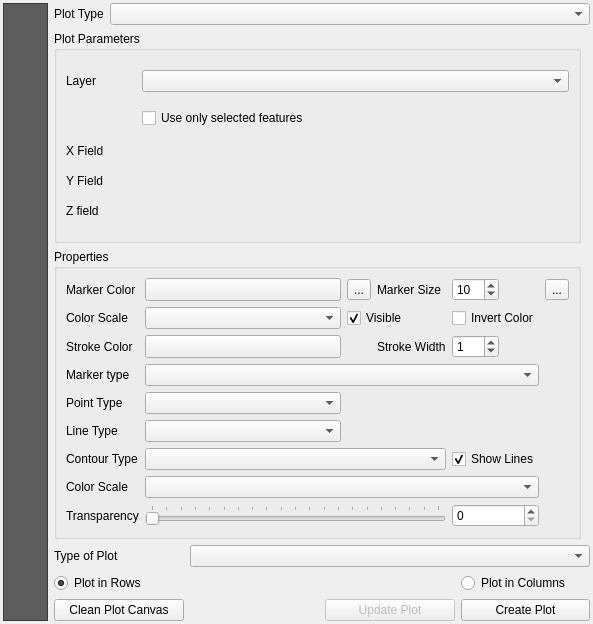
First picture: the form in ui/dataplotly_dockwidget_base.ui, repository ghtmtt/DataPlotly, before the edit.
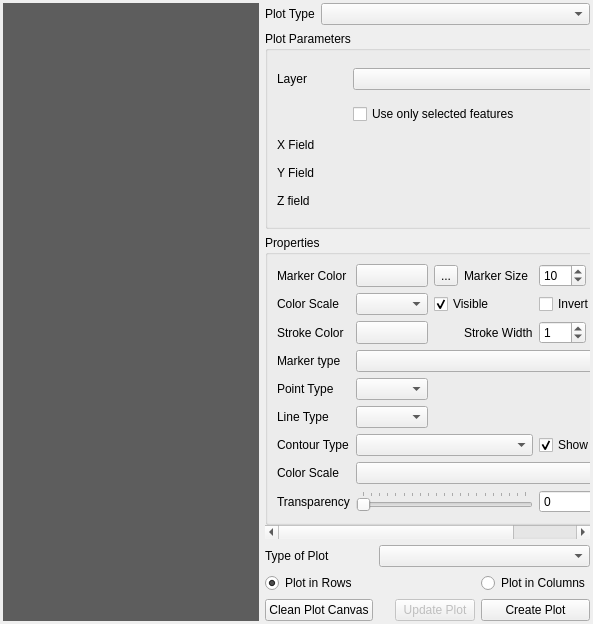
Second picture: the form after the edit. Custom widgets are drawn as their Qt base class.

Commit message: Unify appearance of sidebar with layer styling dock

Diff of the .ui file:
```diff
--- a/ui/dataplotly_dockwidget_base.ui
+++ b/ui/dataplotly_dockwidget_base.ui
@@ -14,7 +14,7 @@
    <string>DataPlotly</string>
   </property>
   <widget class="QWidget" name="dockWidgetContents">
-   <layout class="QGridLayout" name="gridLayout_8">
+   <layout class="QGridLayout" name="gridLayout_8" columnstretch="0,1">
     <property name="leftMargin">
      <number>3</number>
     </property>
@@ -28,28 +28,49 @@
      <number>3</number>
     </property>
     <item row="0" column="0">
+     <widget class="QFrame" name="frame">
+      <property name="styleSheet">
+       <string notr="true">QFrame{ background-color: rgb(69, 69, 69, 220) }</string>
+      </property>
+      <property name="frameShape">
+       <enum>QFrame::NoFrame</enum>
+      </property>
+      <property name="frameShadow">
+       <enum>QFrame::Raised</enum>
+      </property>
+      <layout class="QVBoxLayout" name="verticalLayout">
+       <property name="spacing">
+        <number>0</number>
+       </property>
+       <property name="leftMargin">
+        <number>0</number>
+       </property>
+       <property name="topMargin">
+        <number>0</number>
+       </property>
+       <property name="rightMargin">
+        <number>0</number>
+       </property>
+       <property name="bottomMargin">
+        <number>0</number>
+       </property>
+       <item>
      <widget class="QListWidget" name="listWidget">
       <property name="sizePolicy">
-       <sizepolicy hsizetype="Expanding" vsizetype="Expanding">
+          <sizepolicy hsizetype="Fixed" vsizetype="Expanding">
         <horstretch>0</horstretch>
         <verstretch>0</verstretch>
        </sizepolicy>
       </property>
       <property name="minimumSize">
        <size>
-        <width>0</width>
+           <width>38</width>
         <height>0</height>
        </size>
       </property>
-      <property name="maximumSize">
-       <size>
-        <width>45</width>
-        <height>16777215</height>
-       </size>
-      </property>
       <property name="styleSheet">
        <string notr="true">QListWidget{
-	background-color: rgb(69, 69, 69, 220);
+	background-color: rgb(69, 69, 69, 0);
 	outline: 0;
 }
 QListWidget::item {
@@ -62,6 +83,27 @@
     padding-right: 0px;
 }</string>
       </property>
+         <property name="frameShape">
+          <enum>QFrame::NoFrame</enum>
+         </property>
+         <property name="horizontalScrollBarPolicy">
+          <enum>Qt::ScrollBarAlwaysOff</enum>
+         </property>
+         <property name="editTriggers">
+          <set>QAbstractItemView::NoEditTriggers</set>
+         </property>
+         <property name="textElideMode">
+          <enum>Qt::ElideNone</enum>
+         </property>
+         <property name="resizeMode">
+          <enum>QListView::Adjust</enum>
+         </property>
+         <property name="wordWrap">
+          <bool>true</bool>
+         </property>
+        </widget>
+       </item>
+      </layout>
      </widget>
     </item>
     <item row="0" column="1">
```
Lines whose indentation alone changed are shown as unchanged. The commit also changes 1 other file.
